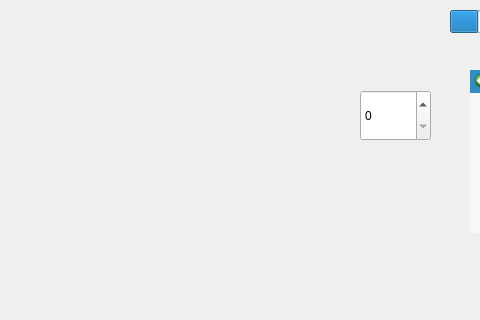
Qt form mainwindow.ui (molautaro/interfazAGV) before a commit; both pictures show x 0 to 480 and y 0 to 320 of the 800 by 600 pixel window.
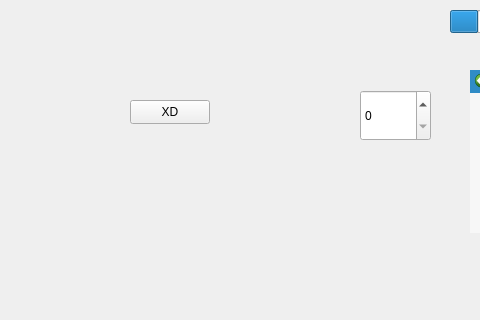
The same form after that commit.

Commit message: agregue boton XD

```diff
--- a/mainwindow.ui
+++ b/mainwindow.ui
@@ -86,6 +86,19 @@
      </rect>
     </property>
    </widget>
+   <widget class="QPushButton" name="pushButton_4">
+    <property name="geometry">
+     <rect>
+      <x>130</x>
+      <y>100</y>
+      <width>80</width>
+      <height>24</height>
+     </rect>
+    </property>
+    <property name="text">
+     <string>XD</string>
+    </property>
+   </widget>
   </widget>
   <widget class="QMenuBar" name="menubar">
    <property name="geometry">
```
